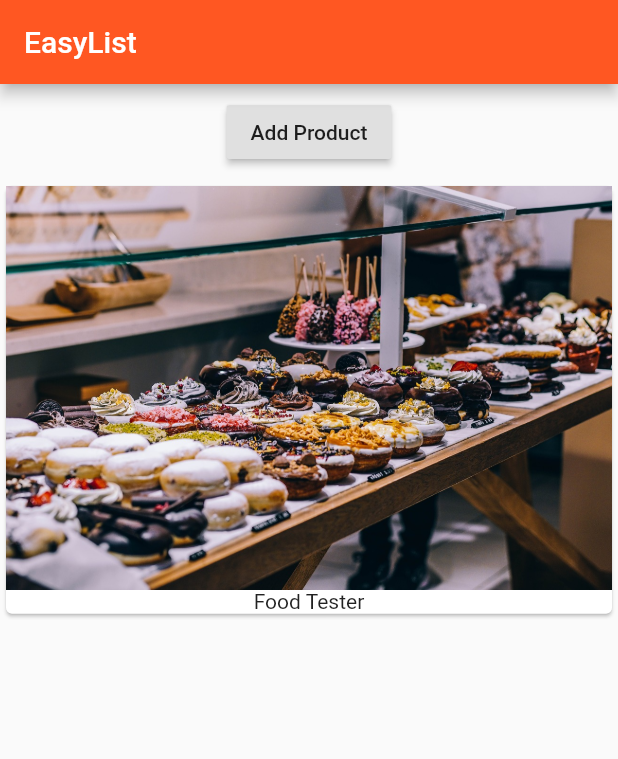
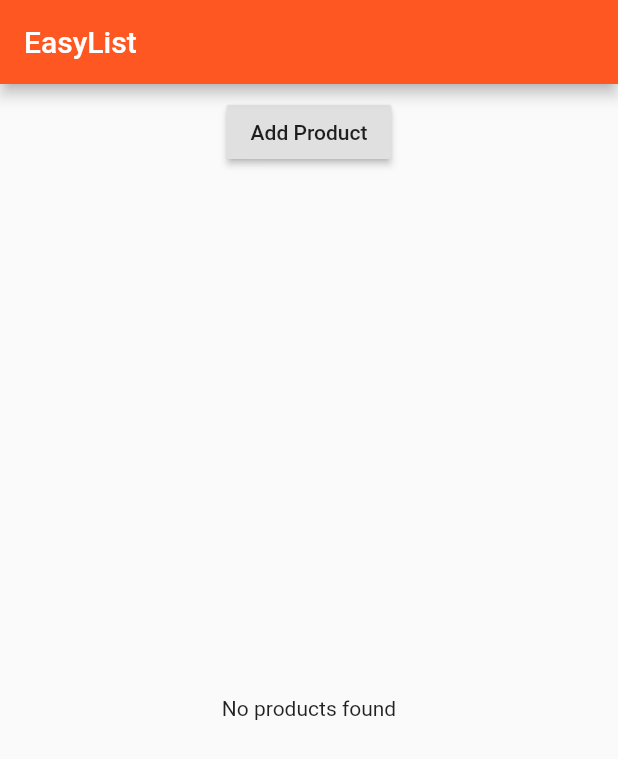
Before and after one commit to andres-gr/udemy-flutter-course-2019, a Flutter app: the screen it shows after launch, on a phone screen of 412 x 824 dp. Shown: the top 759 px of the screen. Run offline on Flutter 3.47's test engine with Material 2 defaults, Android fonts, the phone set to English and light mode, and no system bars.

Commit message:
video 60 done

```diff
--- a/lib/main.dart
+++ b/lib/main.dart
@@ -28,7 +28,6 @@ class MyApp extends StatelessWidget {
           key: const Key('MAppBodyCenter'),
           child: ProductManager(
             key: const Key('ProductManager'),
-            initialProduct: 'Food Tester',
           ),
         ),
       ),
--- a/lib/product_manager.dart
+++ b/lib/product_manager.dart
@@ -6,7 +6,7 @@ import 'package:udemy_tutorial/products.dart';
 class ProductManager extends StatefulWidget {
   ProductManager({
     Key key,
-    @required this.initialProduct,
+    this.initialProduct,
   }) : super(key: key) {
     print('ProductManager construct');
   }
@@ -23,7 +23,9 @@ class _ProductManagerState extends State<ProductManager> {
   void initState() {
     super.initState();
     print('ProductManager initState');
-    _products.add(widget.initialProduct);
+    if (widget.initialProduct != null) {
+      _products.add(widget.initialProduct);
+    }
   }
 
   @override
--- a/lib/products.dart
+++ b/lib/products.dart
@@ -20,8 +20,24 @@ class Products extends StatelessWidget {
         ),
       );
 
-  Widget _buildProductItem(BuildContext context, int index) {
-    return _buildCard(products[index]);
+  Widget _buildProductItem(
+    BuildContext context,
+    int index,
+  ) =>
+      _buildCard(products[index]);
+
+  Widget _buildList() {
+    if (products.length == 0) {
+      return Center(
+        key: Key('ProductListViewCenter'),
+        child: const Text('No products found'),
+      );
+    }
+    return ListView.builder(
+      key: const Key('ProductsListViewBuilder'),
+      itemCount: products.length,
+      itemBuilder: _buildProductItem,
+    );
   }
 
   @override
@@ -29,11 +45,7 @@ class Products extends StatelessWidget {
     print('Products build');
     return Expanded(
       key: Key('ProductsExpanded'),
-      child: ListView.builder(
-        key: const Key('ProductsListViewBuilder'),
-        itemCount: products.length,
-        itemBuilder: _buildProductItem,
-      ),
+      child: _buildList(),
     );
   }
 }
```
